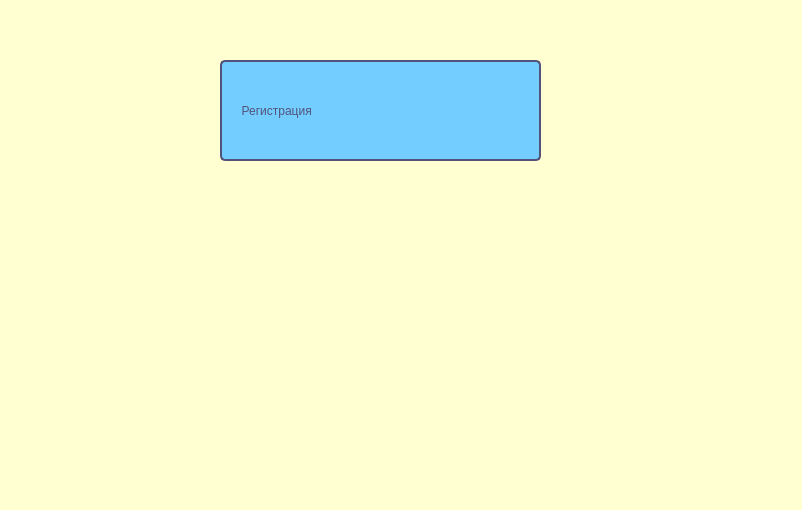
sonyachep/Universegy, file universegy.ui: the form before one commit.
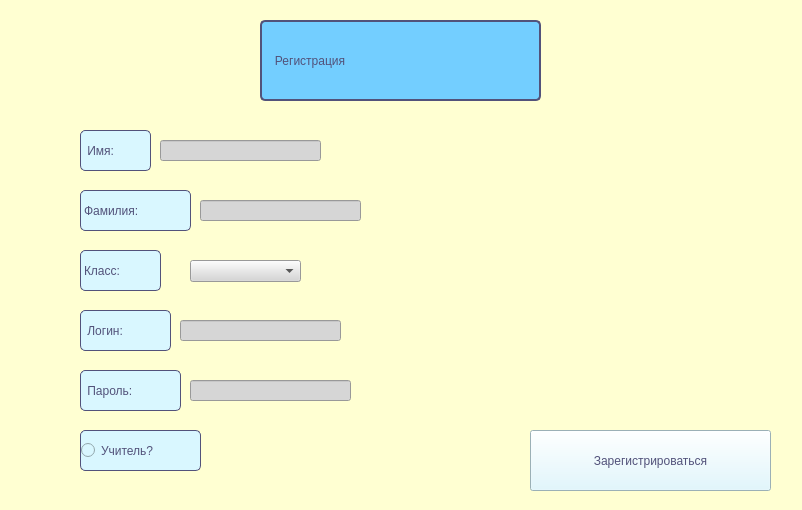
The form after the commit.

Diff of the .ui file:
```diff
--- a/universegy.ui
+++ b/universegy.ui
@@ -196,10 +196,10 @@
      <widget class="QLabel" name="label_4">
       <property name="geometry">
        <rect>
-        <x>220</x>
-        <y>60</y>
-        <width>321</width>
-        <height>101</height>
+        <x>260</x>
+        <y>20</y>
+        <width>281</width>
+        <height>81</height>
        </rect>
       </property>
       <property name="styleSheet">
@@ -210,9 +210,234 @@
 border-radius: 5px;</string>
       </property>
       <property name="text">
-       <string>     Регистрация</string>
+       <string>   Регистрация</string>
       </property>
      </widget>
+     <widget class="QLineEdit" name="lineEdit_3">
+      <property name="geometry">
+       <rect>
+        <x>180</x>
+        <y>320</y>
+        <width>161</width>
+        <height>21</height>
+       </rect>
+      </property>
+      <property name="styleSheet">
+       <string notr="true">background-color: rgb(214, 214, 214)</string>
+      </property>
+     </widget>
+     <widget class="QLabel" name="label_5">
+      <property name="geometry">
+       <rect>
+        <x>80</x>
+        <y>370</y>
+        <width>101</width>
+        <height>41</height>
+       </rect>
+      </property>
+      <property name="styleSheet">
+       <string notr="true">color: rgb(82, 82, 122);
+font: 15pt &quot;Yandex-UI-Icons-Private&quot;;
+background-color: rgb(217, 247, 255);
+border: 1px solid  rgb(82, 82, 122);
+border-radius: 5px;</string>
+      </property>
+      <property name="text">
+       <string> Пароль:</string>
+      </property>
+     </widget>
+     <widget class="QLabel" name="label_6">
+      <property name="geometry">
+       <rect>
+        <x>80</x>
+        <y>310</y>
+        <width>91</width>
+        <height>41</height>
+       </rect>
+      </property>
+      <property name="styleSheet">
+       <string notr="true">color: rgb(82, 82, 122);
+font: 15pt &quot;Yandex-UI-Icons-Private&quot;;
+background-color: rgb(217, 247, 255);
+border: 1px solid  rgb(82, 82, 122);
+border-radius: 5px;
+</string>
+      </property>
+      <property name="text">
+       <string> Логин:</string>
+      </property>
+     </widget>
+     <widget class="QLineEdit" name="lineEdit_4">
+      <property name="geometry">
+       <rect>
+        <x>190</x>
+        <y>380</y>
+        <width>161</width>
+        <height>21</height>
+       </rect>
+      </property>
+      <property name="styleSheet">
+       <string notr="true">background-color: rgb(214, 214, 214)</string>
+      </property>
+     </widget>
+     <widget class="QLineEdit" name="lineEdit_5">
+      <property name="geometry">
+       <rect>
+        <x>160</x>
+        <y>140</y>
+        <width>161</width>
+        <height>21</height>
+       </rect>
+      </property>
+      <property name="styleSheet">
+       <string notr="true">background-color: rgb(214, 214, 214)</string>
+      </property>
+     </widget>
+     <widget class="QLabel" name="label_7">
+      <property name="geometry">
+       <rect>
+        <x>80</x>
+        <y>190</y>
+        <width>111</width>
+        <height>41</height>
+       </rect>
+      </property>
+      <property name="styleSheet">
+       <string notr="true">color: rgb(82, 82, 122);
+font: 15pt &quot;Yandex-UI-Icons-Private&quot;;
+background-color: rgb(217, 247, 255);
+border: 1px solid  rgb(82, 82, 122);
+border-radius: 5px;</string>
+      </property>
+      <property name="text">
+       <string>Фамилия:</string>
+      </property>
+     </widget>
+     <widget class="QLabel" name="label_8">
+      <property name="geometry">
+       <rect>
+        <x>80</x>
+        <y>130</y>
+        <width>71</width>
+        <height>41</height>
+       </rect>
+      </property>
+      <property name="styleSheet">
+       <string notr="true">color: rgb(82, 82, 122);
+font: 15pt &quot;Yandex-UI-Icons-Private&quot;;
+background-color: rgb(217, 247, 255);
+border: 1px solid  rgb(82, 82, 122);
+border-radius: 5px;
+</string>
+      </property>
+      <property name="text">
+       <string> Имя:</string>
+      </property>
+     </widget>
+     <widget class="QLineEdit" name="lineEdit_6">
+      <property name="geometry">
+       <rect>
+        <x>200</x>
+        <y>200</y>
+        <width>161</width>
+        <height>21</height>
+       </rect>
+      </property>
+      <property name="styleSheet">
+       <string notr="true">background-color: rgb(214, 214, 214)</string>
+      </property>
+     </widget>
+     <widget class="QLabel" name="label_9">
+      <property name="geometry">
+       <rect>
+        <x>80</x>
+        <y>250</y>
+        <width>81</width>
+        <height>41</height>
+       </rect>
+      </property>
+      <property name="styleSheet">
+       <string notr="true">color: rgb(82, 82, 122);
+font: 15pt &quot;Yandex-UI-Icons-Private&quot;;
+background-color: rgb(217, 247, 255);
+border: 1px solid  rgb(82, 82, 122);
+border-radius: 5px;</string>
+      </property>
+      <property name="text">
+       <string>Класс:</string>
+      </property>
+     </widget>
+     <widget class="QRadioButton" name="radioButton">
+      <property name="geometry">
+       <rect>
+        <x>80</x>
+        <y>430</y>
+        <width>121</width>
+        <height>41</height>
+       </rect>
+      </property>
+      <property name="styleSheet">
+       <string notr="true">color: rgb(82, 82, 122);
+font: 15pt &quot;Yandex-UI-Icons-Private&quot;;
+background-color: rgb(217, 247, 255);
+border: 1px solid  rgb(82, 82, 122);
+border-radius: 5px;</string>
+      </property>
+      <property name="text">
+       <string>Учитель?</string>
+      </property>
+     </widget>
+     <widget class="QPushButton" name="enterance_btn_2">
+      <property name="geometry">
+       <rect>
+        <x>530</x>
+        <y>430</y>
+        <width>241</width>
+        <height>61</height>
+       </rect>
+      </property>
+      <property name="styleSheet">
+       <string notr="true">color: rgb(82, 82, 122);
+font:17pt &quot;Yandex-UI-Icons-Private&quot;;
+background-color: rgb(217, 247, 255);</string>
+      </property>
+      <property name="text">
+       <string>Зарегистрироваться</string>
+      </property>
+     </widget>
+     <widget class="QComboBox" name="comboBox">
+      <property name="geometry">
+       <rect>
+        <x>190</x>
+        <y>260</y>
+        <width>111</width>
+        <height>22</height>
+       </rect>
+      </property>
+      <property name="styleSheet">
+       <string notr="true">background-color: rgb(214, 214, 214)</string>
+      </property>
+      <item>
+       <property name="text">
+        <string/>
+       </property>
+      </item>
+      <item>
+       <property name="text">
+        <string>Какой-то класс 1</string>
+       </property>
+      </item>
+      <item>
+       <property name="text">
+        <string>Какой-то класс 2</string>
+       </property>
+      </item>
+      <item>
+       <property name="text">
+        <string>Какой-то класс 3</string>
+       </property>
+      </item>
+     </widget>
     </widget>
    </widget>
   </widget>
```
